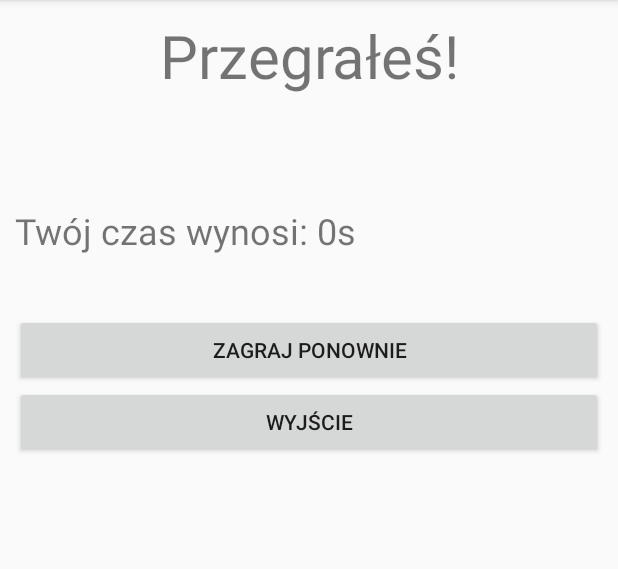
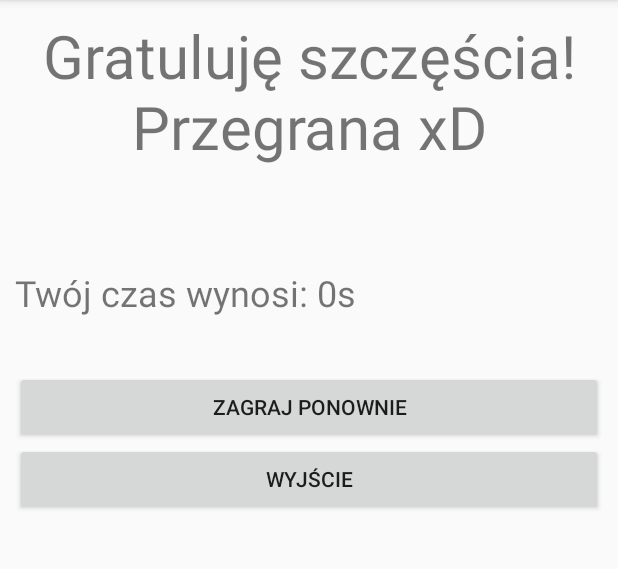
Before and after one commit to demba003/SaperJava, an Android app: the EndActivity screen opened directly, with no data from a screen before it, on a phone screen of 412 x 824 dp, the part 84-653 px from its top. Run offline under Robolectric (Android 15) with nearby library versions, the phone set to English and light mode, and no system bars.

Commit message:
Easter Egg
Correct one

```diff
--- a/app/src/main/java/javalab/pk/saper/Controller/EndActivity.java
+++ b/app/src/main/java/javalab/pk/saper/Controller/EndActivity.java
@@ -37,7 +37,12 @@ public class EndActivity extends AppCompatActivity {
         }
         else
         {
-            win.setText(R.string.youlose);
+            if(wincond<2){
+                win.setText(R.string.easteregg);
+            }
+            else{
+                win.setText(R.string.youlose);
+            }
             typ = getString(R.string.youlose);
         }
 
--- a/app/src/main/res/values/strings.xml
+++ b/app/src/main/res/values/strings.xml
@@ -7,4 +7,5 @@
     <string name="startGame">Start</string>
     <string name="exitGame">Wyjście</string>
     <string name="playAgain">Zagraj ponownie</string>
+    <string name="easteregg">Gratuluję szczęścia! Przegrana xD</string>
 </resources>
```
